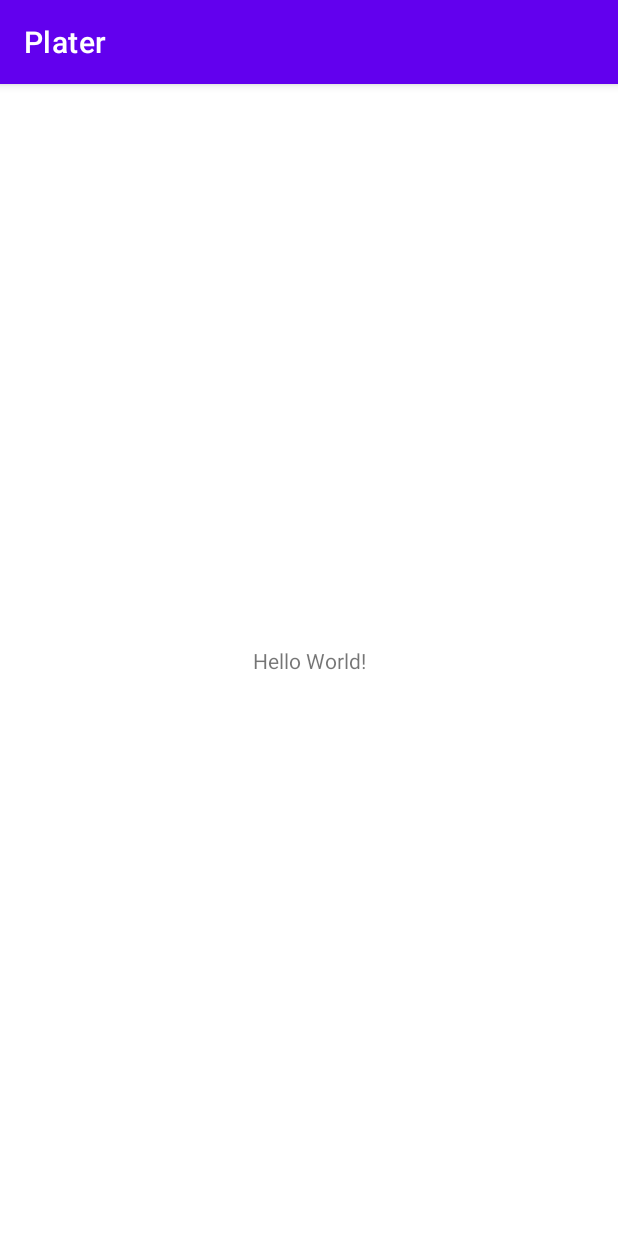
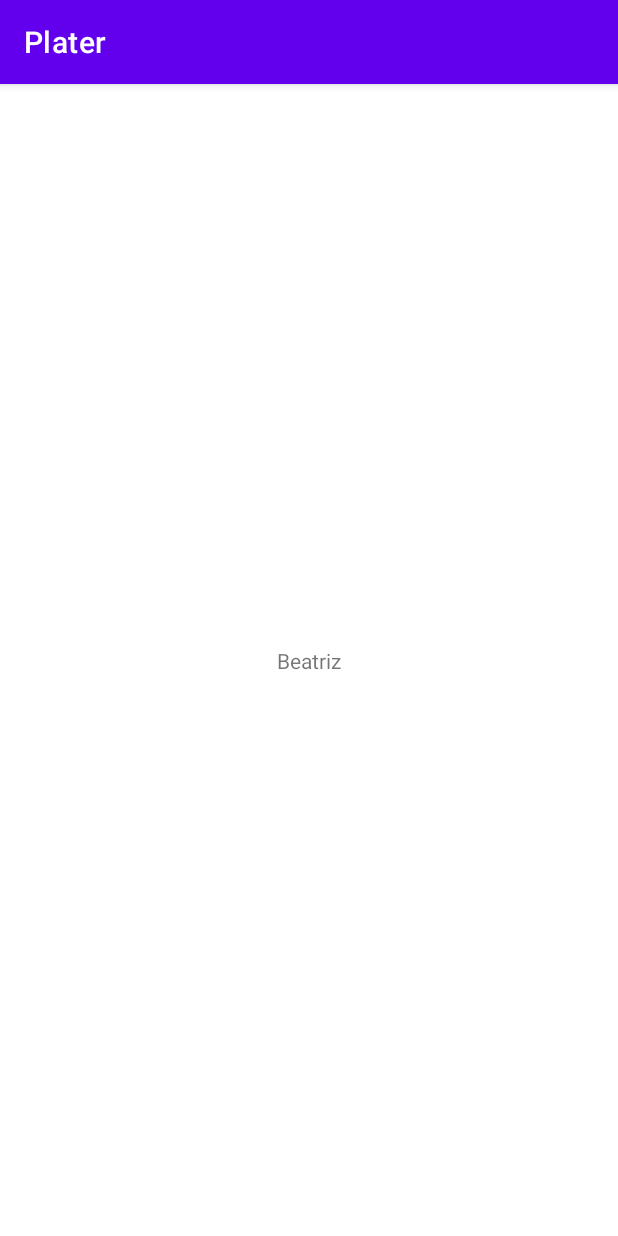
Before and after one commit to auerbeatriz/Plater, an Android app: the screen it shows after launch (MainActivity), on a phone screen of 412 x 824 dp. Run offline under Robolectric (Android 15) with nearby library versions, the phone set to English and light mode, and no system bars.

Commit message:
Teste de versionamento de codigo

```diff
--- a/app/src/main/res/layout/activity_main.xml
+++ b/app/src/main/res/layout/activity_main.xml
@@ -9,7 +9,7 @@
     <TextView
         android:layout_width="wrap_content"
         android:layout_height="wrap_content"
-        android:text="Hello World!"
+        android:text="Beatriz"
         app:layout_constraintBottom_toBottomOf="parent"
         app:layout_constraintLeft_toLeftOf="parent"
         app:layout_constraintRight_toRightOf="parent"
```
